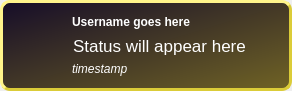
The window that qtwitter-app/ui/statuswidget.ui (ayoy/qtwitter) describes before a commit, drawn with Qt 5.
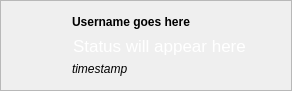
The same window after the commit. Icons and pictures are not drawn. Custom widgets are drawn as their Qt base class.

What changed in the file:
```diff
--- a/qtwitter-app/ui/statuswidget.ui
+++ b/qtwitter-app/ui/statuswidget.ui
@@ -20,21 +20,7 @@
    <string notr="true">Form</string>
   </property>
   <property name="styleSheet">
-   <string notr="true">QFrame { background-color: qlineargradient(spread:pad, x1:0, y1:0, x2:1, y2:1, stop:0 rgba(101, 93, 86, 255), stop:0.0150754 rgba(23, 14, 40, 255), stop:1 rgba(112, 99, 37, 255));
-border-width: 3px;
-border-style: outset;
-border-color: rgb(219, 204, 56);;
-border-radius: 10px}
-QLabel { background-color: rgba(255, 255, 255, 0);
-color: rgb(255, 255, 255);
-border-width: 0px;
-border-radius: 0px }
-QTextBrowser { 
-background-color: rgba(255, 255, 255, 0);
-color: rgb(255, 255, 255);
-border-width: 0px;
-border-style: normal;
-}</string>
+   <string notr="true"/>
   </property>
   <widget class="QFrame" name="frame">
    <property name="geometry">
```
